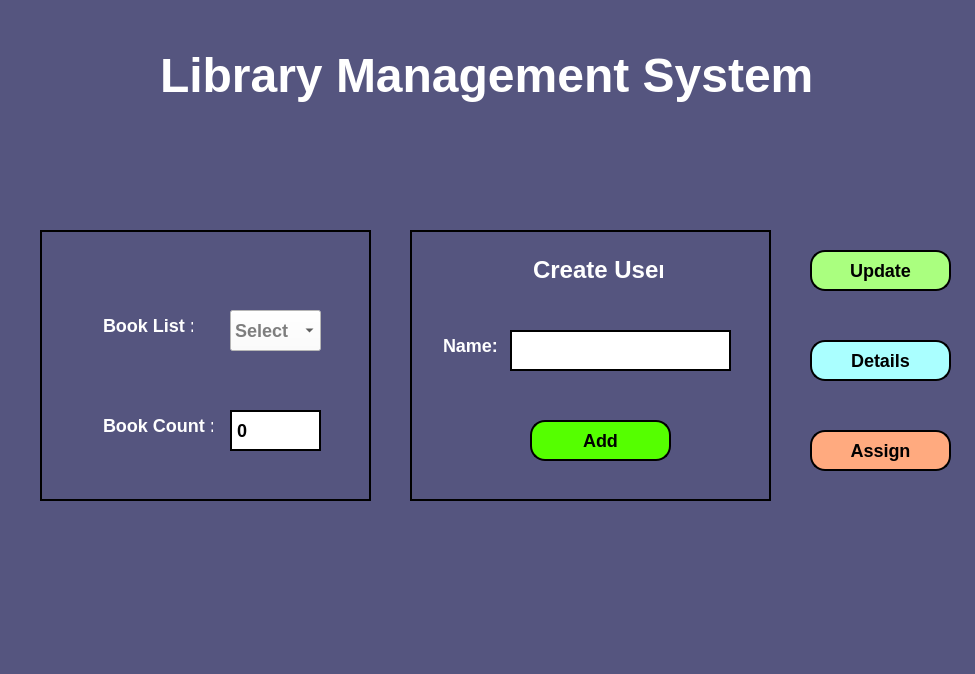
This is LibraryManagement/mainwindow.ui in C0SMlC/QT as Qt 5 draws it before an edit. The edited form follows.
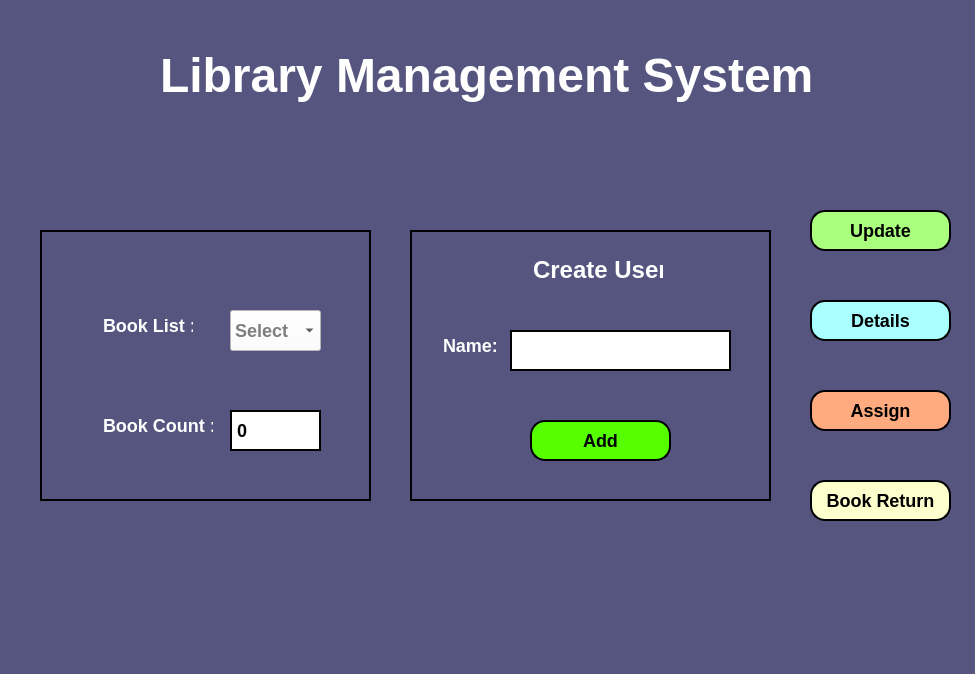
This is the edited form.

```diff
--- a/LibraryManagement/mainwindow.ui
+++ b/LibraryManagement/mainwindow.ui
@@ -41,7 +41,7 @@
     <property name="geometry">
      <rect>
       <x>810</x>
-      <y>250</y>
+      <y>210</y>
       <width>141</width>
       <height>41</height>
      </rect>
@@ -243,7 +243,7 @@
     <property name="geometry">
      <rect>
       <x>810</x>
-      <y>340</y>
+      <y>300</y>
       <width>141</width>
       <height>41</height>
      </rect>
@@ -263,7 +263,7 @@
     <property name="geometry">
      <rect>
       <x>810</x>
-      <y>430</y>
+      <y>390</y>
       <width>141</width>
       <height>41</height>
      </rect>
@@ -279,6 +279,29 @@
      <string>Assign</string>
     </property>
    </widget>
+   <widget class="QPushButton" name="bookReturnButtton">
+    <property name="geometry">
+     <rect>
+      <x>810</x>
+      <y>480</y>
+      <width>141</width>
+      <height>41</height>
+     </rect>
+    </property>
+    <property name="cursor">
+     <cursorShape>PointingHandCursor</cursorShape>
+    </property>
+    <property name="styleSheet">
+     <string notr="true">border: 2px solid black;
+border-radius:15px;
+background-color: #fdffcd;
+color: rgb(0, 0, 0);
+</string>
+    </property>
+    <property name="text">
+     <string>Book Return</string>
+    </property>
+   </widget>
    <zorder>frame_2</zorder>
    <zorder>frame</zorder>
    <zorder>label_3</zorder>
```
Left out of the diff: 13 changed lines with no effect on the pictures.
